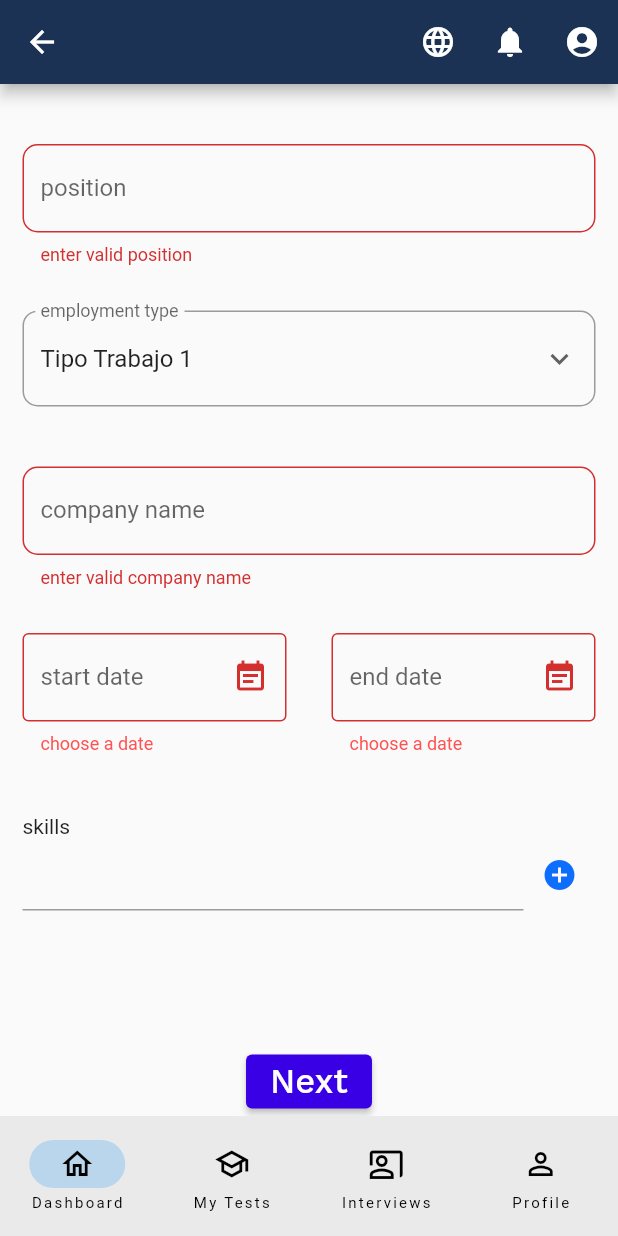
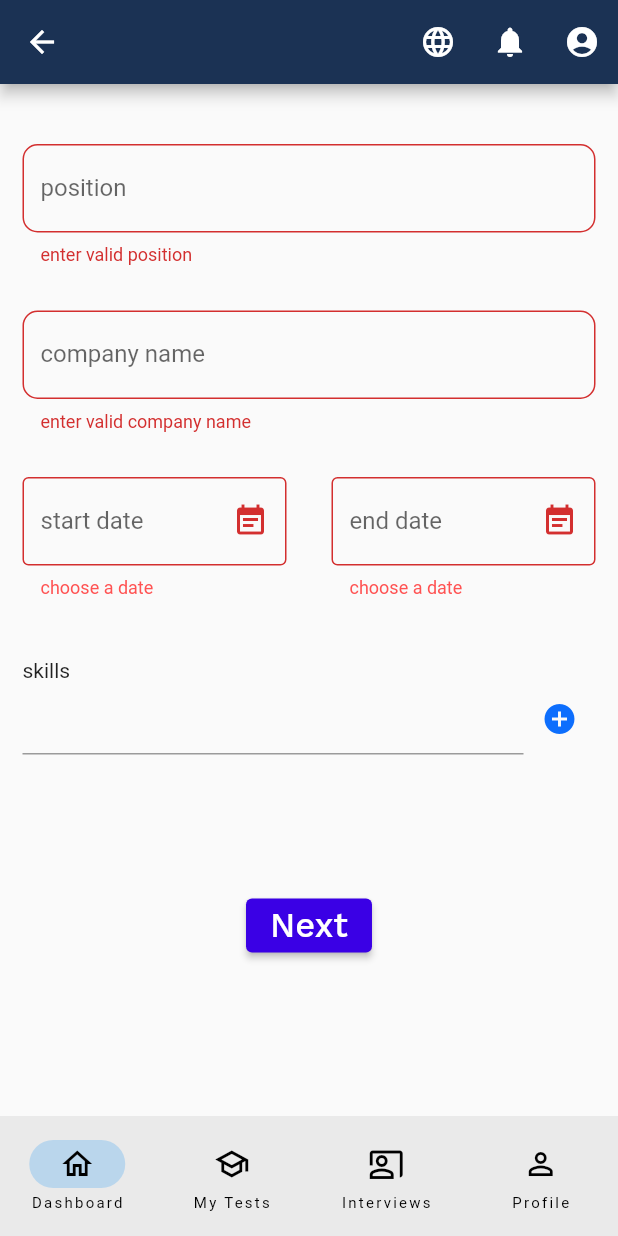
Before and after one commit to crevelandiagu/grupo7_movil-proyecto-final, a Flutter app: the WorkInfo screen opened directly with empty values, on a phone screen of 412 x 824 dp. Run offline on Flutter 3.47's test engine with Material 2 defaults, Android fonts, the phone set to English and light mode, and no system bars; drawn by our look-alikes of date_field; our stand-ins replace get, google_fonts, intl_phone_field, jiffy, shared_preferences; missing offline and left inert: dart:ffi; accounts and stored records are empty; generated files the repository leaves out were written again.

Commit message:
refcator dates

```diff
--- a/lib/app.dart
+++ b/lib/app.dart
@@ -45,7 +45,7 @@ class App extends StatelessWidget {
         Locale("es"),
 
       ],
-      home: CertificationInfo(service: CVService()),
+      home: Signin(),
     );
   }
 }
--- a/lib/candidates/views/Education.dart
+++ b/lib/candidates/views/Education.dart
@@ -94,7 +94,7 @@ class Education extends StatelessWidget {
                             fontWeight: FontWeight.w500
                            )
                            ),
-                      Text(Jiffy(education[index]['start_date']).format("MMM do yy"),
+                      Text(Jiffy.parse(education[index]['start_date']).yMMMMd,
 
                       style: GoogleFonts.workSans(
                             fontSize: 16,
@@ -113,7 +113,7 @@ class Education extends StatelessWidget {
                            )
                            ),
 
-                      Text(Jiffy(education[index]['end_date']).format("MMM do yy"),
+                      Text(Jiffy.parse(education[index]['end_date']).yMMMMd,
                       style: GoogleFonts.workSans(
                             fontSize: 16,
                             fontWeight: FontWeight.w400
--- a/lib/candidates/views/certification.dart
+++ b/lib/candidates/views/certification.dart
@@ -89,7 +89,7 @@ class Certification extends StatelessWidget {
                             fontWeight: FontWeight.w500
                            )
                            ),
-                      Text(Jiffy(certificates[index]['expedition_date']).format("MMM do yy"),
+                      Text(Jiffy.parse(certificates[index]['expedition_date']).yMMMMd,
 
                       style: GoogleFonts.workSans(
                             fontSize: 16,
@@ -107,7 +107,7 @@ class Certification extends StatelessWidget {
                            )
                            ),
 
-                      Text(Jiffy(certificates[index]['date_expiry']).format("MMM do yy"),
+                      Text(Jiffy.parse(certificates[index]['date_expiry']).yMMMMd,
                       style: GoogleFonts.workSans(
                             fontSize: 16,
                             fontWeight: FontWeight.w400
--- a/lib/candidates/views/profile_personal_info.dart
+++ b/lib/candidates/views/profile_personal_info.dart
@@ -60,7 +60,7 @@ class PersonalInfo extends StatelessWidget {
                 controller: nameController,
                 key: const Key('textName'),
                 onChanged: (value) {
-                  controller.validateLastname(value);
+                  controller.validateName(value);
 
                 },
                 decoration: InputDecoration(
--- a/lib/candidates/views/profile_work_info.dart
+++ b/lib/candidates/views/profile_work_info.dart
@@ -27,15 +27,15 @@ class WorkInfo extends StatelessWidget {
   CVService service;
 
 
-  final items = [
-    "Tipo Trabajo 1",
-    "Tipo Trabajo 2",
-    "Tipo Trabajo 3",
-    "Tipo Trabajo 4",
-    "Tipo Trabajo 5",
-    "Tipo Trbajo 6",
-    "Tipo Trabajo 7"
-  ];
+  // final items = [
+  //   "Tipo Trabajo 1",
+  //   "Tipo Trabajo 2",
+  //   "Tipo Trabajo 3",
+  //   "Tipo Trabajo 4",
+  //   "Tipo Trabajo 5",
+  //   "Tipo Trbajo 6",
+  //   "Tipo Trabajo 7"
+  // ];
 
   var skills = [].obs;
 
@@ -71,36 +71,36 @@ class WorkInfo extends StatelessWidget {
               ),
               ),
 
-             Padding(
-              padding: const EdgeInsets.symmetric(horizontal: 15.0),
-              child: DropdownButtonFormField(
-                key: const Key("place"),
-                icon: const Icon(Icons.keyboard_arrow_down),
-                value: controller.workTye.value,
-                items: items.map((String item){
-                      return DropdownMenuItem(
-                        value: item,
-                        child: Text(item)
-                        );
-                      }).toList(),
-                onChanged: (String? value){
-                  controller.workTye.value = value as String;
+            //  Padding(
+            //   padding: const EdgeInsets.symmetric(horizontal: 15.0),
+            //   child: DropdownButtonFormField(
+            //     key: const Key("place"),
+            //     icon: const Icon(Icons.keyboard_arrow_down),
+            //     value: controller.workTye.value,
+            //     items: items.map((String item){
+            //           return DropdownMenuItem(
+            //             value: item,
+            //             child: Text(item)
+            //             );
+            //           }).toList(),
+            //     onChanged: (String? value){
+            //       controller.workTye.value = value as String;
 
-                },
-                decoration: InputDecoration(
-                  labelText: AppLocalizations.of(context).employmentType,
-                  border: OutlineInputBorder(
-                    borderRadius: BorderRadius.circular(10.0),
-                  ),
+            //     },
+            //     decoration: InputDecoration(
+            //       labelText: AppLocalizations.of(context).employmentType,
+            //       border: OutlineInputBorder(
+            //         borderRadius: BorderRadius.circular(10.0),
+            //       ),
 
-                ),
-                ),
+            //     ),
+            //     ),
 
 
-              ),
+            //   ),
 
              Padding(
-              padding: const EdgeInsets.fromLTRB(15, 40, 15, 0),
+              padding: const EdgeInsets.fromLTRB(15, 0, 15, 0),
               child: TextField(
                 controller: companyController,
                 key: const Key('company'),
```
Also changed, not shown: lib/candidates/views/experience.dart (+17 -17 lines), 1 other file.
